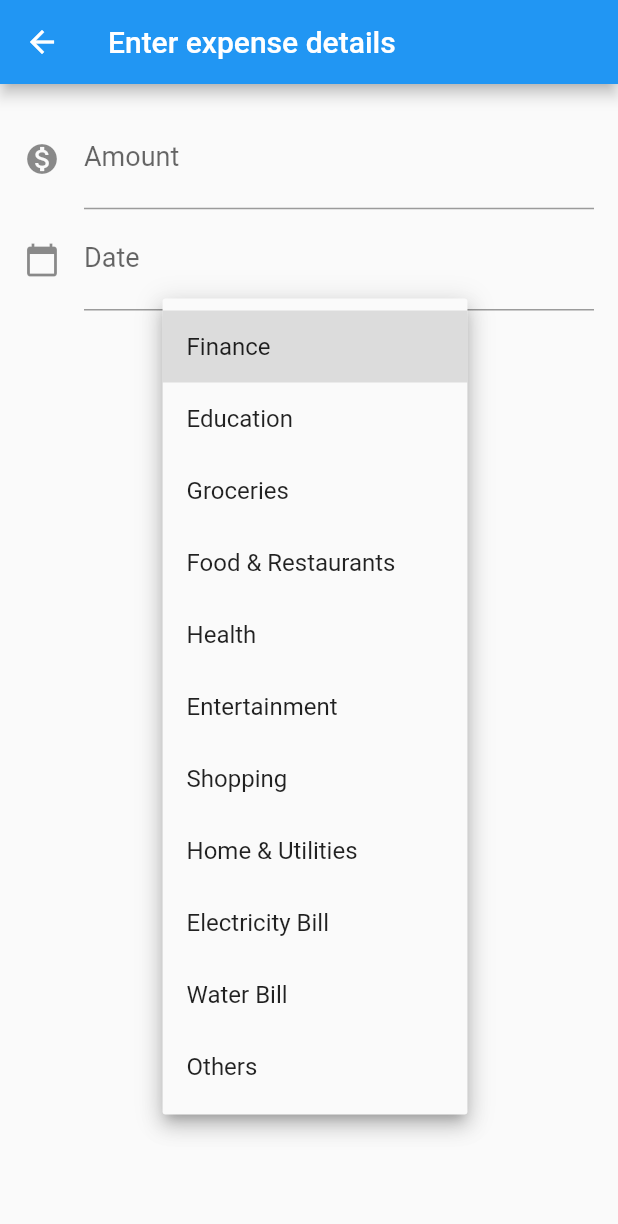
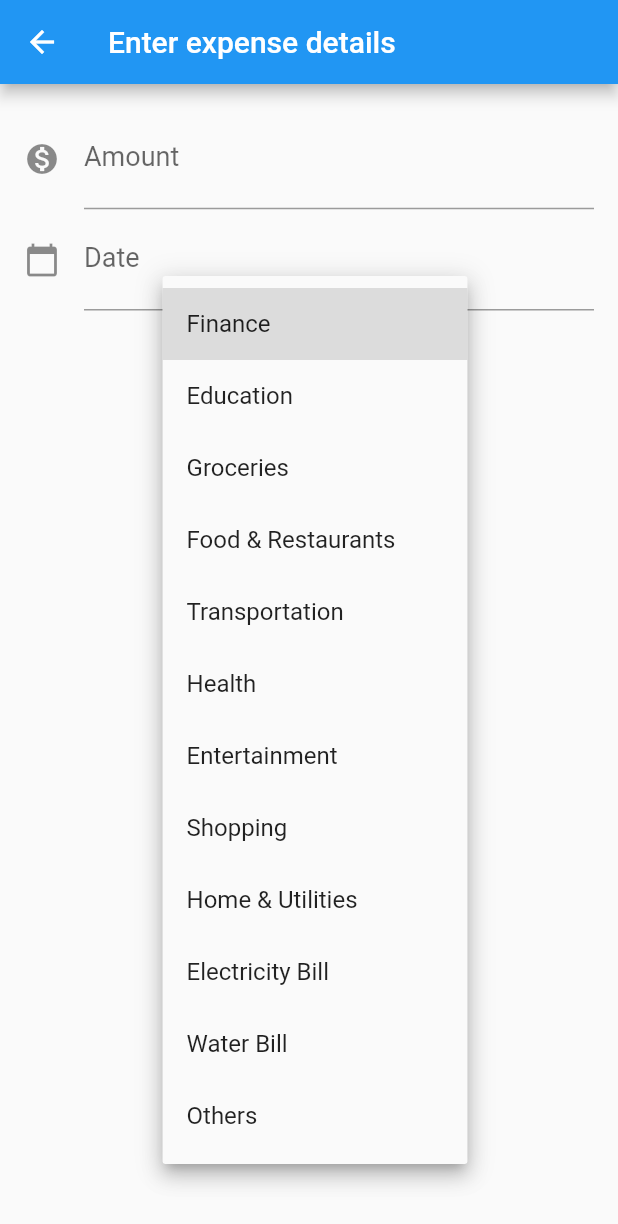
Before and after one commit to joeljohngeorge/designproject, a Flutter app: the Expenseaddpage screen opened directly, after a tap on "Finance", on a phone screen of 412 x 824 dp. Shown: the top 1224 px of the screen. Run offline on Flutter 3.47's test engine with Material 2 defaults, Android fonts, the phone set to English and light mode, and no system bars; our stand-ins replace fluttertoast.

Commit message:
Added transportation to dropdown list

```diff
--- a/lib/screens/expenseaddpage.dart
+++ b/lib/screens/expenseaddpage.dart
@@ -11,6 +11,7 @@ class _ExpenseaddpageState extends State<Expenseaddpage> {
      'Education',
     'Groceries',
     'Food & Restaurants',
+    'Transportation',
     'Health',
     'Entertainment',
     'Shopping',
```
